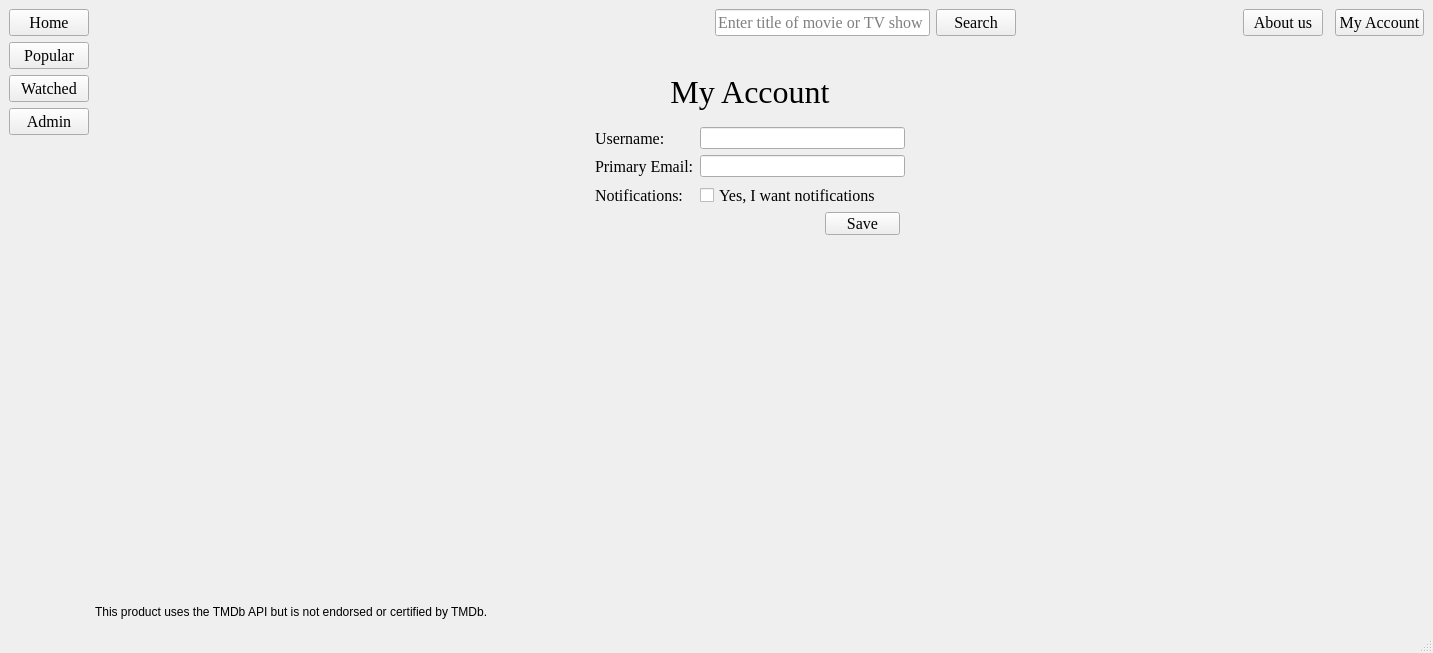
This is PlotTalk/Forms/dashboard.ui in allanhaywood/CS441 as Qt 5 draws it before an edit. The edited form follows.
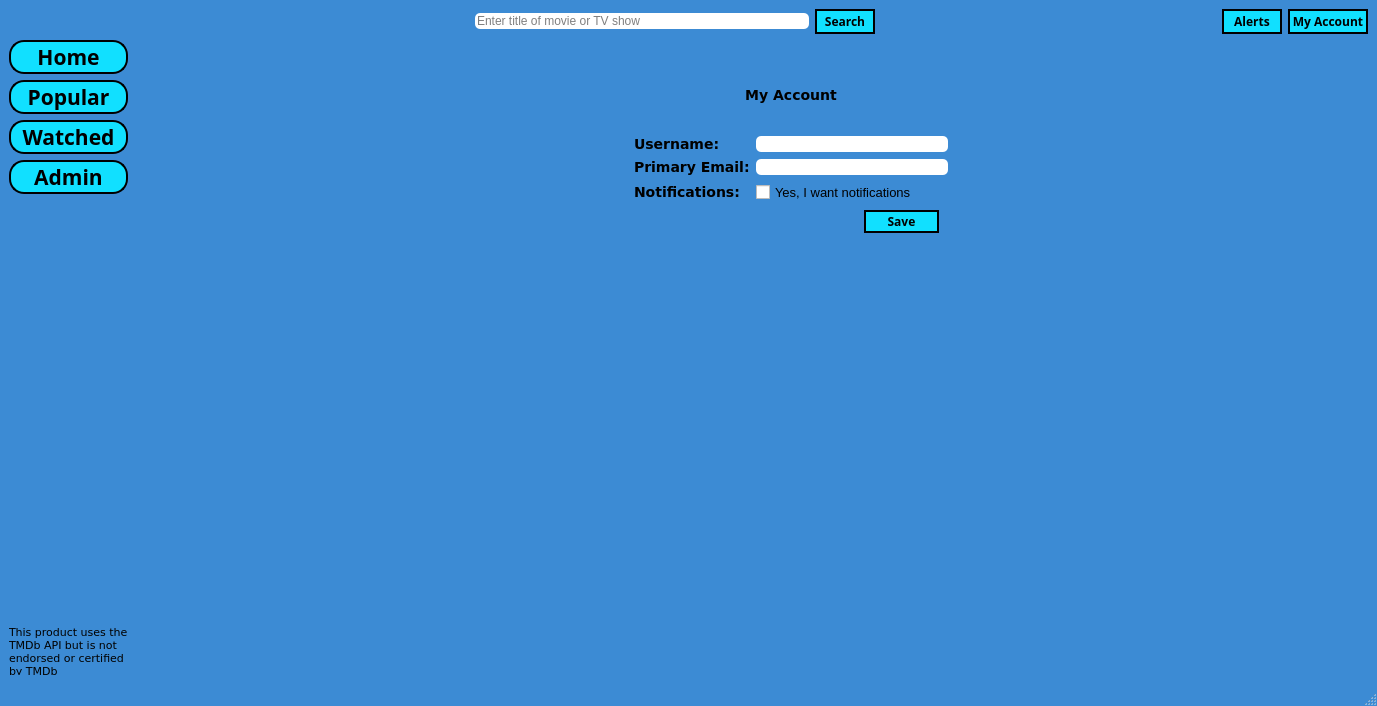
This is the edited form. The open tabs and pages were chosen to show the change. Icons and pictures are not drawn.

Commit message: Prep for merge with master

Patch:
```diff
--- a/PlotTalk/Forms/dashboard.ui
+++ b/PlotTalk/Forms/dashboard.ui
@@ -6,23 +6,98 @@
    <rect>
     <x>0</x>
     <y>0</y>
-    <width>1433</width>
-    <height>653</height>
+    <width>1377</width>
+    <height>706</height>
    </rect>
   </property>
   <property name="windowTitle">
-   <string>PlotTalk</string>
+   <string>Plot Talk</string>
+  </property>
+  <property name="styleSheet">
+   <string notr="true">#Dashboard {
+/* background: rgb(140, 225, 255) */
+background: rgb(60, 139, 212)
+}
+
+#centralWidget {
+background: rgb(60, 139, 212)
+}
+
+
+QPushButton {
+background-color: rgb(17, 224, 255);
+border-style: solid;
+border-width: 1.5px;
+border-radius: 15px;
+border-color: black;
+font-family: tahoma;
+font: bold, 20px;
+color: black;
+padding: 0px;
+text-align: center;
+}
+
+QPushButton:hover {
+background-color: rgb(235, 247, 255)
+}
+
+QPlainTextEdit {
+background-color: white;
+border-color: rgb(149, 255, 247);
+border-radius: 5px;
+font-family: tahoma;
+}
+
+QLineEdit {
+background-color: white;
+border-color: rgb(149, 255, 247);
+border-radius: 5px;
+font-family: tahoma;
+font-size: 12px;
+}
+
+QLabel {
+font-family: verdana;
+font: bold;
+font-size: 14px;
+}
+
+QCheckBox {
+font-family: tahoma;
+font-size: 13px;
+}
+
+QListView {
+background-color: rgb(217, 217, 217)
+}
+
+QListWidget {
+background-color: rgb(217, 217, 217)
+}</string>
   </property>
   <widget class="QWidget" name="centralwidget">
    <layout class="QHBoxLayout" name="horizontalLayout">
     <item>
      <layout class="QGridLayout" name="gridLayout">
+      <item row="0" column="2">
+       <spacer name="horizontalSpacer">
+        <property name="orientation">
+         <enum>Qt::Horizontal</enum>
+        </property>
+        <property name="sizeHint" stdset="0">
+         <size>
+          <width>40</width>
+          <height>20</height>
+         </size>
+        </property>
+       </spacer>
+      </item>
       <item row="0" column="3">
        <widget class="QLineEdit" name="searchBar">
         <property name="font">
          <font>
-          <family>Georgia</family>
-          <pointsize>12</pointsize>
+          <family>tahoma</family>
+          <pointsize>-1</pointsize>
          </font>
         </property>
         <property name="placeholderText">
@@ -30,8 +105,29 @@
         </property>
        </widget>
       </item>
-      <item row="0" column="1">
-       <spacer name="horizontalSpacer">
+      <item row="0" column="4">
+       <widget class="QPushButton" name="searchButton">
+        <property name="minimumSize">
+         <size>
+          <width>60</width>
+          <height>25</height>
+         </size>
+        </property>
+        <property name="font">
+         <font>
+          <family>20px</family>
+          <weight>75</weight>
+          <italic>false</italic>
+          <bold>true</bold>
+         </font>
+        </property>
+        <property name="text">
+         <string>Search</string>
+        </property>
+       </widget>
+      </item>
+      <item row="0" column="5">
+       <spacer name="horizontalSpacer_2">
         <property name="orientation">
          <enum>Qt::Horizontal</enum>
         </property>
@@ -43,25 +139,53 @@
         </property>
        </spacer>
       </item>
-      <item row="0" column="0">
-       <widget class="QPushButton" name="homeButton">
+      <item row="0" column="6" colspan="2">
+       <widget class="QPushButton" name="alertsButton">
+        <property name="sizePolicy">
+         <sizepolicy hsizetype="Minimum" vsizetype="Fixed">
+          <horstretch>0</horstretch>
+          <verstretch>0</verstretch>
+         </sizepolicy>
+        </property>
+        <property name="minimumSize">
+         <size>
+          <width>60</width>
+          <height>25</height>
+         </size>
+        </property>
+        <property name="maximumSize">
+         <size>
+          <width>16777215</width>
+          <height>16777215</height>
+         </size>
+        </property>
         <property name="font">
          <font>
-          <family>Georgia</family>
-          <pointsize>12</pointsize>
+          <family>20px</family>
+          <weight>75</weight>
+          <italic>false</italic>
+          <bold>true</bold>
          </font>
         </property>
         <property name="text">
-         <string>Home</string>
+         <string>Alerts</string>
         </property>
        </widget>
       </item>
       <item row="0" column="8">
        <widget class="QPushButton" name="myAccountButton">
+        <property name="minimumSize">
+         <size>
+          <width>80</width>
+          <height>25</height>
+         </size>
+        </property>
         <property name="font">
          <font>
-          <family>Georgia</family>
-          <pointsize>12</pointsize>
+          <family>20px</family>
+          <weight>75</weight>
+          <italic>false</italic>
+          <bold>true</bold>
          </font>
         </property>
         <property name="text">
@@ -69,25 +193,31 @@
         </property>
        </widget>
       </item>
-      <item row="0" column="6">
-       <widget class="QPushButton" name="AboutButton">
-        <property name="font">
-         <font>
-          <family>Georgia</family>
-          <pointsize>12</pointsize>
-         </font>
-        </property>
-        <property name="text">
-         <string>About us</string>
-        </property>
-       </widget>
-      </item>
       <item row="2" column="0">
+       <widget class="QPushButton" name="homeButton">
+        <property name="font">
+         <font>
+          <family>20px</family>
+          <pointsize>16</pointsize>
+          <weight>75</weight>
+          <italic>false</italic>
+          <bold>true</bold>
+         </font>
+        </property>
+        <property name="text">
+         <string>Home</string>
+        </property>
+       </widget>
+      </item>
+      <item row="3" column="0">
        <widget class="QPushButton" name="popularButton">
         <property name="font">
          <font>
-          <family>Georgia</family>
-          <pointsize>12</pointsize>
+          <family>20px</family>
+          <pointsize>16</pointsize>
+          <weight>75</weight>
+          <italic>false</italic>
+          <bold>true</bold>
          </font>
         </property>
         <property name="text">
@@ -95,51 +225,21 @@
         </property>
        </widget>
       </item>
-      <item row="0" column="2">
-       <spacer name="horizontalSpacer_3">
-        <property name="orientation">
-         <enum>Qt::Horizontal</enum>
-        </property>
-        <property name="sizeHint" stdset="0">
-         <size>
-          <width>40</width>
-          <height>20</height>
-         </size>
-        </property>
-       </spacer>
-      </item>
-      <item row="0" column="5">
-       <spacer name="horizontalSpacer_2">
-        <property name="orientation">
-         <enum>Qt::Horizontal</enum>
-        </property>
-        <property name="sizeHint" stdset="0">
-         <size>
-          <width>40</width>
-          <height>20</height>
-         </size>
-        </property>
-       </spacer>
-      </item>
-      <item row="0" column="4">
-       <widget class="QPushButton" name="searchButton">
-        <property name="font">
-         <font>
-          <family>Georgia</family>
-          <pointsize>12</pointsize>
-         </font>
-        </property>
-        <property name="text">
-         <string>Search</string>
-        </property>
-       </widget>
-      </item>
-      <item row="3" column="0">
+      <item row="4" column="0">
        <widget class="QPushButton" name="watchedButton">
+        <property name="minimumSize">
+         <size>
+          <width>110</width>
+          <height>0</height>
+         </size>
+        </property>
         <property name="font">
          <font>
-          <family>Georgia</family>
-          <pointsize>12</pointsize>
+          <family>20px</family>
+          <pointsize>16</pointsize>
+          <weight>75</weight>
+          <italic>false</italic>
+          <bold>true</bold>
          </font>
         </property>
         <property name="text">
@@ -147,20 +247,7 @@
         </property>
        </widget>
       </item>
-      <item row="4" column="0">
-       <widget class="QPushButton" name="adminButton">
-        <property name="font">
-         <font>
-          <family>Georgia</family>
-          <pointsize>12</pointsize>
-         </font>
-        </property>
-        <property name="text">
-         <string>Admin</string>
-        </property>
-       </widget>
-      </item>
-      <item row="2" column="1" rowspan="6" colspan="8">
+      <item row="2" column="2" rowspan="8" colspan="7">
        <widget class="QStackedWidget" name="stackedWidget">
         <property name="currentIndex">
          <number>5</number>
@@ -339,7 +426,7 @@
            <rect>
             <x>500</x>
             <y>20</y>
-            <width>310</width>
+            <width>314</width>
             <height>146</height>
            </rect>
           </property>
@@ -348,8 +435,11 @@
             <widget class="QLabel" name="MyAccountTitleLabel">
              <property name="font">
               <font>
-               <family>Georgia</family>
-               <pointsize>24</pointsize>
+               <family>verdana</family>
+               <pointsize>-1</pointsize>
+               <weight>75</weight>
+               <italic>false</italic>
+               <bold>true</bold>
               </font>
              </property>
              <property name="text">
@@ -366,8 +456,11 @@
               <widget class="QLabel" name="UsernameLabel">
                <property name="font">
                 <font>
-                 <family>Georgia</family>
-                 <pointsize>12</pointsize>
+                 <family>verdana</family>
+                 <pointsize>-1</pointsize>
+                 <weight>75</weight>
+                 <italic>false</italic>
+                 <bold>true</bold>
                 </font>
                </property>
                <property name="text">
@@ -382,8 +475,11 @@
               <widget class="QLabel" name="EmailLabel">
                <property name="font">
                 <font>
-                 <family>Georgia</family>
-                 <pointsize>12</pointsize>
+                 <family>verdana</family>
+                 <pointsize>-1</pointsize>
+                 <weight>75</weight>
+                 <italic>false</italic>
+                 <bold>true</bold>
                 </font>
                </property>
                <property name="text">
@@ -398,8 +494,11 @@
               <widget class="QLabel" name="NotificationsLabel">
                <property name="font">
                 <font>
-                 <family>Georgia</family>
-                 <pointsize>12</pointsize>
+                 <family>verdana</family>
+                 <pointsize>-1</pointsize>
+                 <weight>75</weight>
+                 <italic>false</italic>
+                 <bold>true</bold>
                 </font>
                </property>
                <property name="text">
@@ -411,8 +510,8 @@
               <widget class="QCheckBox" name="NotificationsCheckBox">
                <property name="font">
                 <font>
-                 <family>Georgia</family>
-                 <pointsize>12</pointsize>
+                 <family>tahoma</family>
+                 <pointsize>-1</pointsize>
                 </font>
                </property>
                <property name="text">
@@ -435,8 +534,10 @@
           </property>
           <property name="font">
            <font>
-            <family>Georgia</family>
-            <pointsize>12</pointsize>
+            <family>20px</family>
+            <weight>75</weight>
+            <italic>false</italic>
+            <bold>true</bold>
            </font>
           </property>
           <property name="text">
@@ -490,32 +591,45 @@
         </widget>
        </widget>
       </item>
-      <item row="8" column="1">
-       <widget class="QLabel" name="label">
-        <property name="maximumSize">
-         <size>
-          <width>500</width>
-          <height>20</height>
-         </size>
-        </property>
-        <property name="text">
-         <string>This product uses the TMDb API but is not endorsed or certified by TMDb.</string>
-        </property>
-       </widget>
-      </item>
-      <item row="8" column="0">
+      <item row="9" column="0">
        <widget class="QLabel" name="label_2">
         <property name="maximumSize">
          <size>
-          <width>30</width>
-          <height>30</height>
+          <width>16777215</width>
+          <height>50</height>
          </size>
         </property>
-        <property name="layoutDirection">
-         <enum>Qt::RightToLeft</enum>
+        <property name="text">
+         <string>&lt;html&gt;&lt;head/&gt;&lt;body&gt;&lt;p&gt;&lt;span style=&quot; font-size:8pt; font-weight:400;&quot;&gt;This product uses the TMDb API but is not endorsed or certified by TMDb&lt;/span&gt;&lt;/p&gt;&lt;/body&gt;&lt;/html&gt;</string>
         </property>
-        <property name="autoFillBackground">
-         <bool>false</bool>
+        <property name="wordWrap">
+         <bool>true</bool>
+        </property>
+       </widget>
+      </item>
+      <item row="5" column="0">
+       <widget class="QPushButton" name="adminButton">
+        <property name="font">
+         <font>
+          <family>20px</family>
+          <pointsize>16</pointsize>
+          <weight>75</weight>
+          <italic>false</italic>
+          <bold>true</bold>
+         </font>
+        </property>
+        <property name="text">
+         <string>Admin</string>
+        </property>
+       </widget>
+      </item>
+      <item row="8" column="0">
+       <widget class="QLabel" name="label">
+        <property name="maximumSize">
+         <size>
+          <width>50</width>
+          <height>50</height>
+         </size>
         </property>
         <property name="text">
          <string/>
@@ -527,7 +641,7 @@
          <bool>true</bool>
         </property>
         <property name="alignment">
-         <set>Qt::AlignRight|Qt::AlignTrailing|Qt::AlignVCenter</set>
+         <set>Qt::AlignBottom|Qt::AlignLeading|Qt::AlignLeft</set>
         </property>
        </widget>
       </item>
```
Left out of the diff: 45 changed lines with no effect on the pictures.
